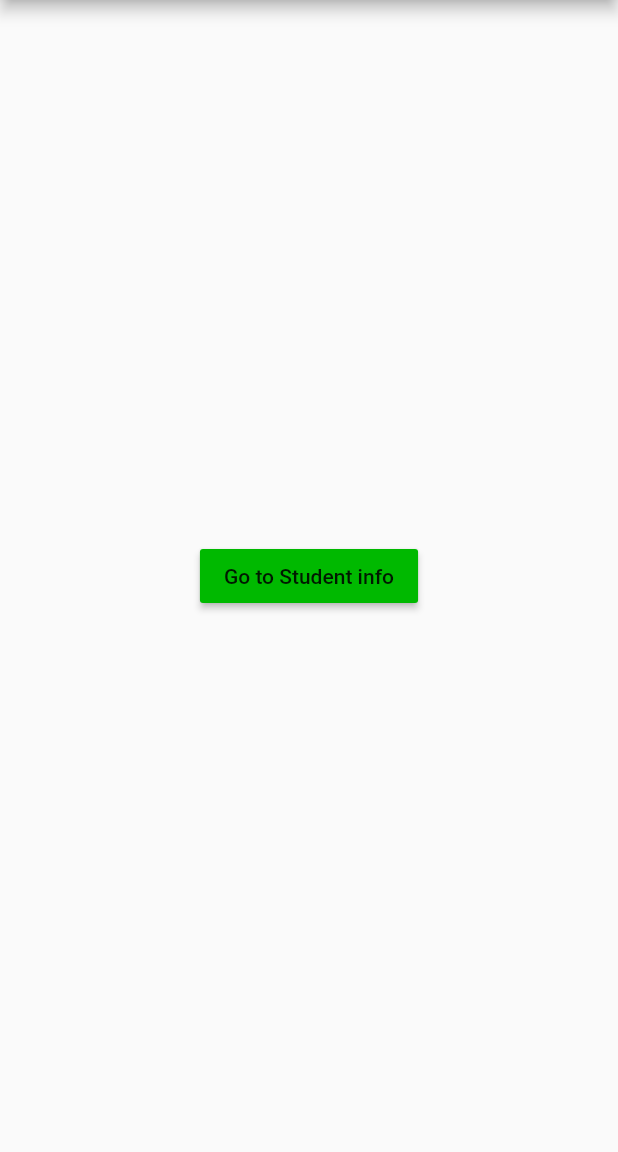
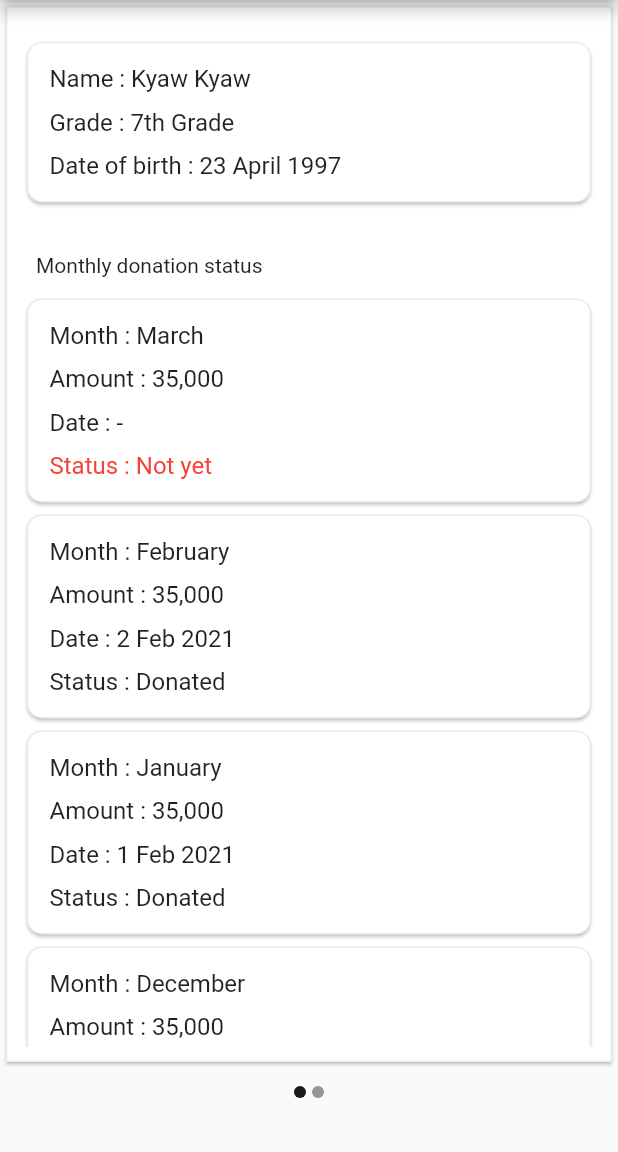
Before and after one commit to thingaha/thingaha-mobile, a Flutter app: the Home screen opened directly, on a phone screen of 412 x 824 dp, the part 84-1236 px from its top. Run offline on Flutter 3.47's test engine with Material 2 defaults, Android fonts, the phone set to English and light mode, and no system bars; drawn by our look-alikes of carousel_slider; our stand-ins replace google_fonts.

Commit message:
added Monthly status slider for students

```diff
--- /dev/null
+++ b/thingaha/lib/helper/custom_cardview.dart
@@ -0,0 +1,29 @@
+import 'package:flutter/material.dart';
+
+class CustomCardView extends StatelessWidget {
+  final Widget cardView;
+  final double borderRadius;
+  final Function onPress;
+
+  CustomCardView({@required this.cardView, this.borderRadius, this.onPress});
+
+  @override
+  Widget build(BuildContext context) {
+    double radius = borderRadius == null? 10.0 : borderRadius;
+
+    return GestureDetector(
+      onTap: onPress,
+      child: Card(
+        shape: RoundedRectangleBorder(
+          borderRadius: BorderRadius.circular(radius), // if you need this
+          side: BorderSide(
+            color: Colors.grey.withOpacity(0.2),
+            width: 1,
+          ),
+        ),
+        child: cardView,
+      ),
+    );
+  }
+
+}
--- /dev/null
+++ b/thingaha/lib/helper/custom_carousel.dart
@@ -0,0 +1,62 @@
+import 'package:carousel_slider/carousel_slider.dart';
+import 'package:flutter/material.dart';
+
+
+int _current = 0;
+
+class CustomCarousel extends StatefulWidget {
+  final List<Widget> items;
+
+  CustomCarousel({@required this.items});
+
+  @override
+  _CustomCarouselState createState() => new _CustomCarouselState();
+}
+
+class _CustomCarouselState extends State<CustomCarousel> {
+
+  @override
+  Widget build(BuildContext context) {
+    double height = MediaQuery.of(context).size.height;
+    double carouselHeight = height - 110;
+
+    return Column(
+      children: [
+        CarouselSlider(
+            items: widget.items,
+            options: CarouselOptions(
+                height: carouselHeight,
+                autoPlay: false,
+                viewportFraction: 1.0,
+                enableInfiniteScroll: false,
+                enlargeCenterPage: false,
+                onPageChanged: (index, reason) {
+                  setState(() {
+                    _current = index;
+                  });
+                }
+            )
+        ),
+        Row(
+          mainAxisAlignment: MainAxisAlignment.center,
+          children: widget.items.map((item) {
+            int index = widget.items.indexOf(item);
+            return Container(
+              width: 8.0,
+              height: 8.0,
+              margin: EdgeInsets.symmetric(vertical: 10.0, horizontal: 2.0),
+              decoration: BoxDecoration(
+                shape: BoxShape.circle,
+                color: _current == index
+                    ? Color.fromRGBO(0, 0, 0, 0.9)
+                    : Color.fromRGBO(0, 0, 0, 0.4),
+              ),
+            );
+          }).toList(),
+        ),
+      ],
+    )
+    ;
+  }
+
+}
--- /dev/null
+++ b/thingaha/lib/helper/drawer_item.dart
@@ -0,0 +1,34 @@
+import 'package:flutter/material.dart';
+import 'package:thingaha/helper/reusable_widget.dart';
+import 'package:thingaha/util/string_constants.dart';
+
+class DrawerItem extends StatelessWidget {
+  final String title;
+  final Widget route;
+
+  DrawerItem({@required this.title, this.route});
+
+  @override
+  Widget build(BuildContext context) {
+    return Column(
+      children: [
+        ListTile(
+          title: Text(title),
+          onTap: () {
+            Navigator.pop(context); //Close drawer
+
+            if(title != txt_my_student && route != null) {
+              Navigator.push(context, MaterialPageRoute(builder: (context) => route));
+            }
+            else if(title == txt_logout) {
+              //TODO: logout
+            }
+          },
+        ),
+        ReusableWidgets.getDivider(),
+      ],
+    )
+    ;
+  }
+
+}
--- /dev/null
+++ b/thingaha/lib/helper/monthly_status.dart
@@ -0,0 +1,135 @@
+import 'package:flutter/material.dart';
+import 'package:thingaha/model/student_donation_status.dart';
+import 'package:thingaha/helper/custom_cardview.dart';
+import 'package:thingaha/screen/student_info.dart';
+import 'package:thingaha/util/string_constants.dart';
+
+class MonthlyStatus extends StatelessWidget {
+  final StudentDonationStatus studentStatus;
+
+  MonthlyStatus({@required this.studentStatus});
+
+  @override
+  Widget build(BuildContext context) {
+    double height = MediaQuery.of(context).size.height;
+    double cardViewHeight = height - 120;
+
+    return Column(
+      children: [
+        CustomCardView(
+            borderRadius: 0.0,
+            onPress: () {
+              Navigator.push(context, MaterialPageRoute(builder: (context) => StudentInfo()));
+            },
+            cardView: Container(
+              width: MediaQuery.of(context).size.width,
+              height: cardViewHeight,
+              padding: EdgeInsets.fromLTRB(10.0, 20.0, 10.0, 10.0),
+              child: SingleChildScrollView(
+                child: Column(
+                  crossAxisAlignment: CrossAxisAlignment.start,
+                  children: [
+                    _buildStudentInfo(context),
+
+                    Container(
+                      padding: EdgeInsets.only(left: 10.0, top: 30.0, bottom: 10.0),
+                      child: Text(txt_monthly_donation_status),
+                    ),
+
+                    Column(
+                      children: _buildMonthlyStatus(context),
+                    ),
+                  ],
+                ),
+              ),
+            )
+        )
+      ],
+    );
+  }
+
+  Widget _buildStudentInfo(context) {
+    String name = txt_name + " : " + studentStatus.name;
+    String grade = txt_grade + " : " + studentStatus.grade;
+    String dateOfBirth = txt_date_of_birth + " : " + studentStatus.dateOfBirth;
+
+    return CustomCardView(
+        cardView: Container(
+          width: MediaQuery.of(context).size.width,
+          padding: EdgeInsets.all(15.0),
+          child: Column(
+            crossAxisAlignment: CrossAxisAlignment.start,
+            children: [
+              Text(
+                name,
+                style: TextStyle(fontSize: 16),
+              ),
+              SizedBox(height: 10),
+              Text(
+                grade,
+                style: TextStyle(fontSize: 16),
+              ),
+              SizedBox(height: 10),
+              Text(
+                dateOfBirth,
+                style: TextStyle(fontSize: 16),
+              ),
+            ],
+          ),
+        )
+    )
+    ;
+  }
+
+  List<Widget> _buildMonthlyStatus(context) {
+    List<Widget> statusWidgets =  studentStatus.donationStatus.map((donation) => CustomCardView(
+        cardView: Container(
+          width: MediaQuery.of(context).size.width,
+          padding: EdgeInsets.all(15.0),
+          child: Column(
+            crossAxisAlignment: CrossAxisAlignment.start,
+            children: [
+              Text(
+                txt_month + " : " + donation.month,
+                style: TextStyle(fontSize: 16),
+              ),
+              SizedBox(height: 10),
+              Text(
+                txt_amount + " : " + donation.amount,
+                style: TextStyle(fontSize: 16),
+              ),
+              SizedBox(height: 10),
+              Text(
+                txt_date + " : " + donation.date,
+                style: TextStyle(fontSize: 16),
+              ),
+              SizedBox(height: 10),
+              textStatus(donation.status, donation.donated)
+            ],
+          ),
+        )
+      )
+    ).toList();
+
+    return statusWidgets;
+  }
+
+  Widget textStatus(status, donated) {
+    String text = txt_status + " : " + donated;
+    Widget widget;
+    if (status) {
+      widget = Text(
+        text,
+        style: TextStyle(fontSize: 16),
+      );
+    }
+    else {
+      widget = Text(
+        text,
+        style: TextStyle(fontSize: 16, color: Colors.red),
+      );
+    }
+    return widget;
+  }
+
+}
--- /dev/null
+++ b/thingaha/lib/model/student_donation_status.dart
@@ -0,0 +1,61 @@
+class StudentDonationStatus {
+  String name;
+  String grade;
+  String dateOfBirth;
+  List<DonationStatus> donationStatus;
+
+  StudentDonationStatus({this.name, this.grade, this.dateOfBirth, this.donationStatus});
+
+  StudentDonationStatus.fromJson(Map<String, dynamic> json) {
+    name = json['name'];
+    grade = json['grade'];
+    dateOfBirth = json['date_of_birth'];
+    if (json['donation_status'] != null) {
+      donationStatus = new List<DonationStatus>();
+      json['donation_status'].forEach((v) {
+        donationStatus.add(new DonationStatus.fromJson(v));
+      });
+    }
+  }
+
+  Map<String, dynamic> toJson() {
+    final Map<String, dynamic> data = new Map<String, dynamic>();
+    data['name'] = this.name;
+    data['grade'] = this.grade;
+    data['date_of_birth'] = this.dateOfBirth;
+    if (this.donationStatus != null) {
+      data['donation_status'] =
+          this.donationStatus.map((v) => v.toJson()).toList();
+    }
+    return data;
+  }
+}
+
+class DonationStatus {
+  String month;
+  String amount;
+  String date;
+  String donated;
+  bool status;
+
+  DonationStatus(
+      {this.month, this.amount, this.date, this.donated, this.status});
+
+  DonationStatus.fromJson(Map<String, dynamic> json) {
+    month = json['month'];
+    amount = json['amount'];
+    date = json['date'];
+    donated = json['donated'];
+    status = json['status'];
+  }
+
+  Map<String, dynamic> toJson() {
+    final Map<String, dynamic> data = new Map<String, dynamic>();
+    data['month'] = this.month;
+    data['amount'] = this.amount;
+    data['date'] = this.date;
+    data['donated'] = this.donated;
+    data['status'] = this.status;
+    return data;
+  }
+}
--- a/thingaha/lib/screen/home.dart
+++ b/thingaha/lib/screen/home.dart
@@ -1,15 +1,16 @@
 import 'package:flutter/material.dart';
 import 'package:flutter/services.dart';
 import 'package:google_fonts/google_fonts.dart';
-import 'package:thingaha/helper/reusable_widget.dart';
-import 'package:thingaha/screen/DrawerItem.dart';
+import 'package:thingaha/helper/custom_carousel.dart';
+import 'package:thingaha/model/student_donation_status.dart';
+import 'package:thingaha/helper/drawer_item.dart';
 import 'package:thingaha/screen/all_students.dart';
 import 'package:thingaha/screen/history.dart';
-import 'package:thingaha/screen/student_info.dart';
 import 'package:thingaha/screen/profile.dart';
 import 'package:thingaha/util/constants.dart';
 import 'package:thingaha/util/string_constants.dart';
 import 'package:thingaha/util/style_constants.dart';
+import 'package:thingaha/helper/monthly_status.dart';
 
 class Home extends StatefulWidget {
   @override
@@ -38,21 +39,75 @@ class _HomeState extends State<Home> {
 
         drawer: _buildDrawerLayout(),
 
-        body: Center(
-          child: MaterialButton(
-            child: Text("Go to Student info"),
-            color: kPrimaryColor,
-            onPressed: () {
-              Navigator.push(context, MaterialPageRoute(builder: (context) => StudentInfo()));
-            },
-          ),
-        ),
+        body: SingleChildScrollView(
+          child: _buildCarousel(),
+        )
+
       ),
     );
   }
 
-  _buildCarousel() {
+  Widget _buildCarousel() {
+    //Get data from api
+    List<StudentDonationStatus> studentDonationStatusList = getStudentDonationStatusList();
 
+    //Create carousel widgets
+    List<Widget> carouselItems = studentDonationStatusList.map((item) => MonthlyStatus(studentStatus: item)).toList();
+    return CustomCarousel(
+        items: carouselItems
+    );
+  }
+
+  List<StudentDonationStatus> getStudentDonationStatusList() {
+    DonationStatus month1 = DonationStatus();
+    month1.month = "March";
+    month1.amount = "35,000";
+    month1.date = "-";
+    month1.donated = "Not yet";
+    month1.status = false;
+
+    DonationStatus month2 = DonationStatus();
+    month2.month = "February";
+    month2.amount = "35,000";
+    month2.date = "2 Feb 2021";
+    month2.donated = "Donated";
+    month2.status = true;
+
+    DonationStatus month3 = DonationStatus();
+    month3.month = "January";
+    month3.amount = "35,000";
+    month3.date = "1 Feb 2021";
+    month3.donated = "Donated";
+    month3.status = true;
+
+    DonationStatus month4 = DonationStatus();
+    month4.month = "December";
+    month4.amount = "35,000";
+    month4.date = "2 Dec 2020";
+    month4.donated = "Donated";
+    month4.status = true;
+
+    DonationStatus month5 = DonationStatus();
+    month5.month = "November";
+    month5.amount = "35,000";
+    month5.date = "1 Nov 2020";
+    month5.donated = "Donated";
+    month5.status = true;
+
+    StudentDonationStatus student1 = StudentDonationStatus();
+    student1.name = "Kyaw Kyaw";
+    student1.grade = "7th Grade";
+    student1.dateOfBirth = "23 April 1997";
+    student1.donationStatus = [month1, month2, month3, month4, month5];
+
+    StudentDonationStatus student2 = StudentDonationStatus();
+    student2.name = "Su Nandar";
+    student2.grade = "3rd Grade";
+    student2.dateOfBirth = "3 June 2015";
+    student2.donationStatus = [month2, month3];
+
+    List<StudentDonationStatus> studentList = [student1, student2];
+    return studentList;
   }
 
   Widget _buildDrawerLayout() {
@@ -64,12 +119,26 @@ class _HomeState extends State<Home> {
 
             _buildDrawerHeader(),
 
-            DrawerItem(txt_my_student, null),
-            DrawerItem(txt_all_students, AllStudents()),
-            DrawerItem(txt_history, History()),
-            DrawerItem(txt_profile, Profile()),
-            DrawerItem(txt_logout, null),
-
+            DrawerItem(
+                title: txt_my_student,
+                route: null
+            ),
+            DrawerItem(
+                title: txt_all_students,
+                route: AllStudents()
+            ),
+            DrawerItem(
+                title: txt_history,
+                route: History()
+            ),
+            DrawerItem(
+                title: txt_profile,
+                route: Profile()
+            ),
+            DrawerItem(
+                title: txt_logout,
+                route: null
+            ),
           ],
         ),
       ),
--- a/thingaha/lib/util/string_constants.dart
+++ b/thingaha/lib/util/string_constants.dart
@@ -11,3 +11,11 @@ String txt_profile = "Profile";
 String txt_logout = "Logout";
 String txt_history = "History";
 String txt_student_info = "Student Info";
+String txt_name = "Name";
+String txt_grade = "Grade";
+String txt_date_of_birth = "Date of birth";
+String txt_month = "Month";
+String txt_amount = "Amount";
+String txt_date = "Date";
+String txt_status = "Status";
+String txt_monthly_donation_status = "Monthly donation status";
```
